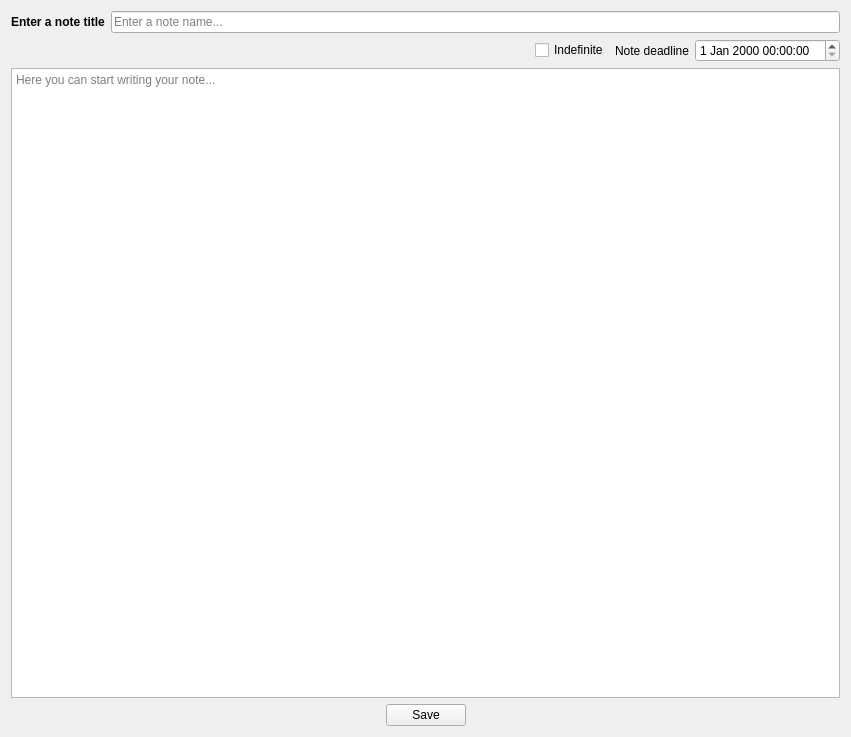
Qt form Notessa/text_note/ui/create_textnote_widget.ui (Eixini/Notessa) before a commit.
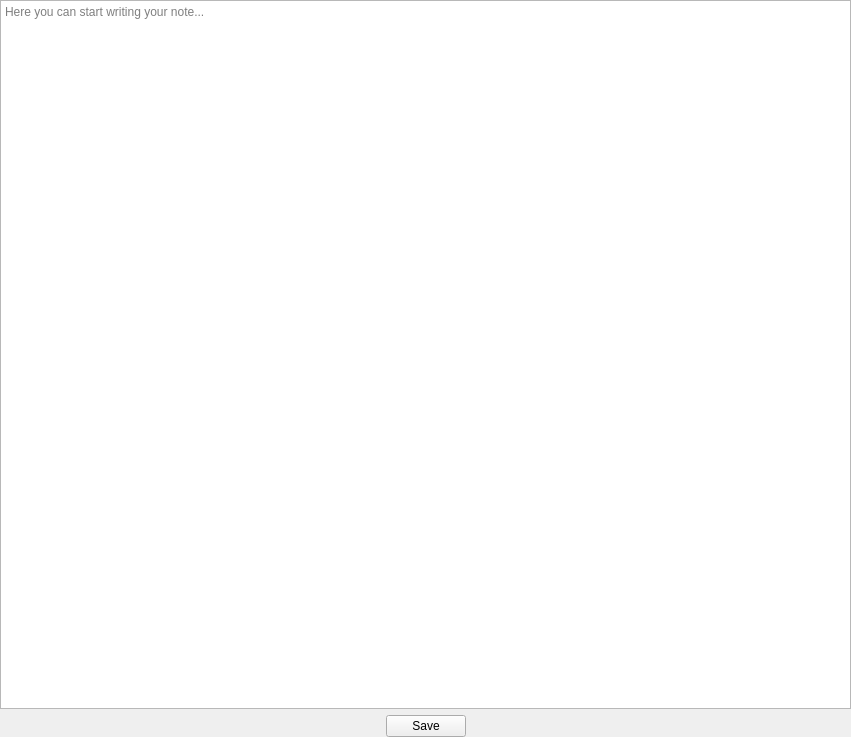
The same form after that commit. Icons and pictures are not drawn.

Commit message:
A feature for changing note information is being implemented.
A window for entering the name and deadline of notes has been implemented instead of individual fields in the note creation widgets.

```diff
--- a/Notessa/text_note/ui/create_textnote_widget.ui
+++ b/Notessa/text_note/ui/create_textnote_widget.ui
@@ -14,77 +14,18 @@
    <string>Form</string>
   </property>
   <layout class="QVBoxLayout" name="verticalLayout">
-   <item>
-    <layout class="QHBoxLayout" name="textnote_name_horizontal_layout">
-     <item>
-      <widget class="QLabel" name="textnote_name_label">
-       <property name="font">
-        <font>
-         <bold>true</bold>
-        </font>
-       </property>
-       <property name="text">
-        <string>Enter a note title</string>
-       </property>
-      </widget>
-     </item>
-     <item>
-      <widget class="QLineEdit" name="textnote_name_lineedit">
-       <property name="placeholderText">
-        <string>Enter a note name...</string>
-       </property>
-      </widget>
-     </item>
-    </layout>
-   </item>
-   <item>
-    <layout class="QHBoxLayout" name="horizontalLayout_2">
-     <item>
-      <spacer name="horizontalSpacer_2">
-       <property name="orientation">
-        <enum>Qt::Orientation::Horizontal</enum>
-       </property>
-       <property name="sizeHint" stdset="0">
-        <size>
-         <width>40</width>
-         <height>20</height>
-        </size>
-       </property>
-      </spacer>
-     </item>
-     <item>
-      <widget class="QCheckBox" name="indefinite_checkbox">
-       <property name="text">
-        <string>Indefinite</string>
-       </property>
-      </widget>
-     </item>
-     <item>
-      <widget class="QLabel" name="note_deadline_label">
-       <property name="text">
-        <string>Note deadline</string>
-       </property>
-      </widget>
-     </item>
-     <item>
-      <widget class="QDateTimeEdit" name="note_date_time_edit">
-       <property name="minimumDateTime">
-        <datetime>
-         <hour>0</hour>
-         <minute>0</minute>
-         <second>0</second>
-         <year>1970</year>
-         <month>1</month>
-         <day>1</day>
-        </datetime>
-       </property>
-       <property name="calendarPopup">
-        <bool>false</bool>
-       </property>
-      </widget>
-     </item>
-    </layout>
-   </item>
+   <property name="leftMargin">
+    <number>0</number>
+   </property>
+   <property name="topMargin">
+    <number>0</number>
+   </property>
+   <property name="rightMargin">
+    <number>0</number>
+   </property>
+   <property name="bottomMargin">
+    <number>0</number>
+   </property>
    <item>
     <widget class="QTextEdit" name="textnote_contents">
      <property name="horizontalScrollBarPolicy">
```
The commit also changes 26 other files.
